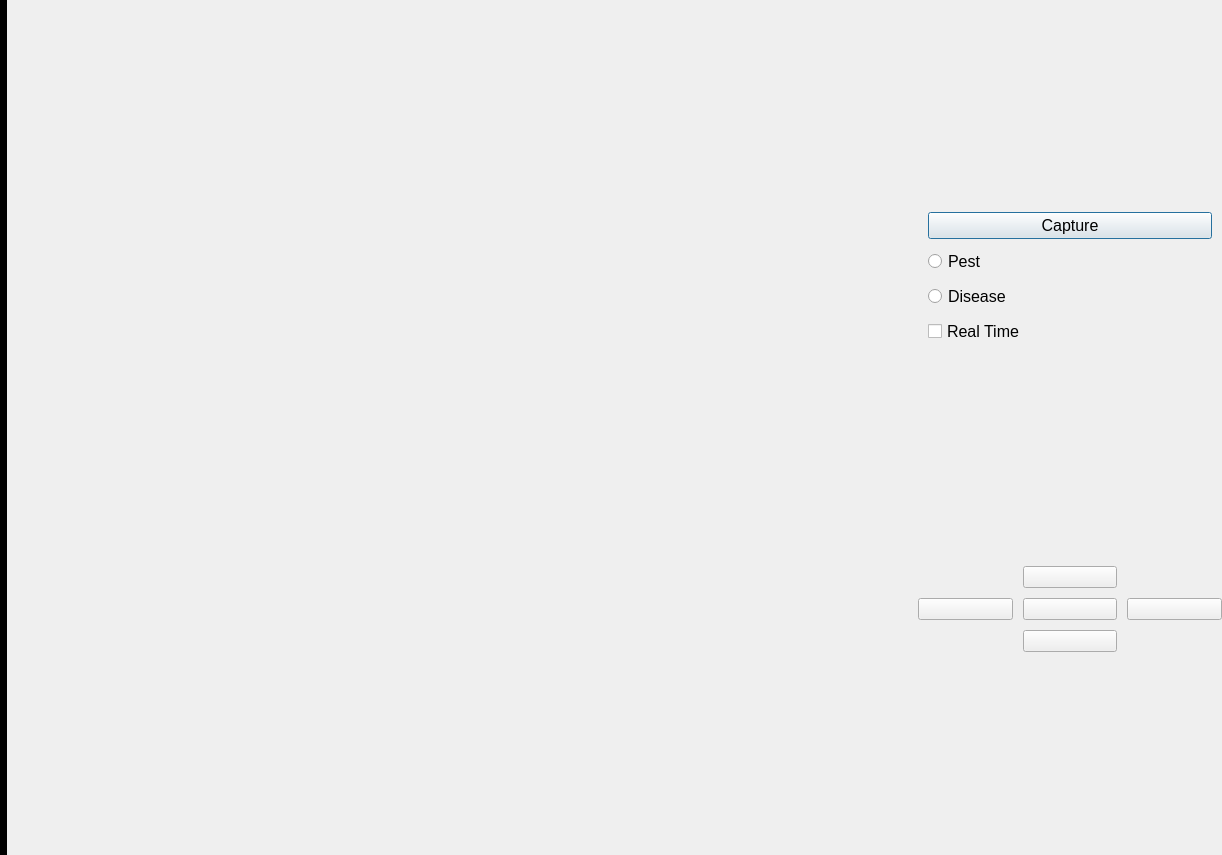
The window that gui/src/Camera.ui (WEI22/ICMS) describes before a commit, drawn with Qt 5.
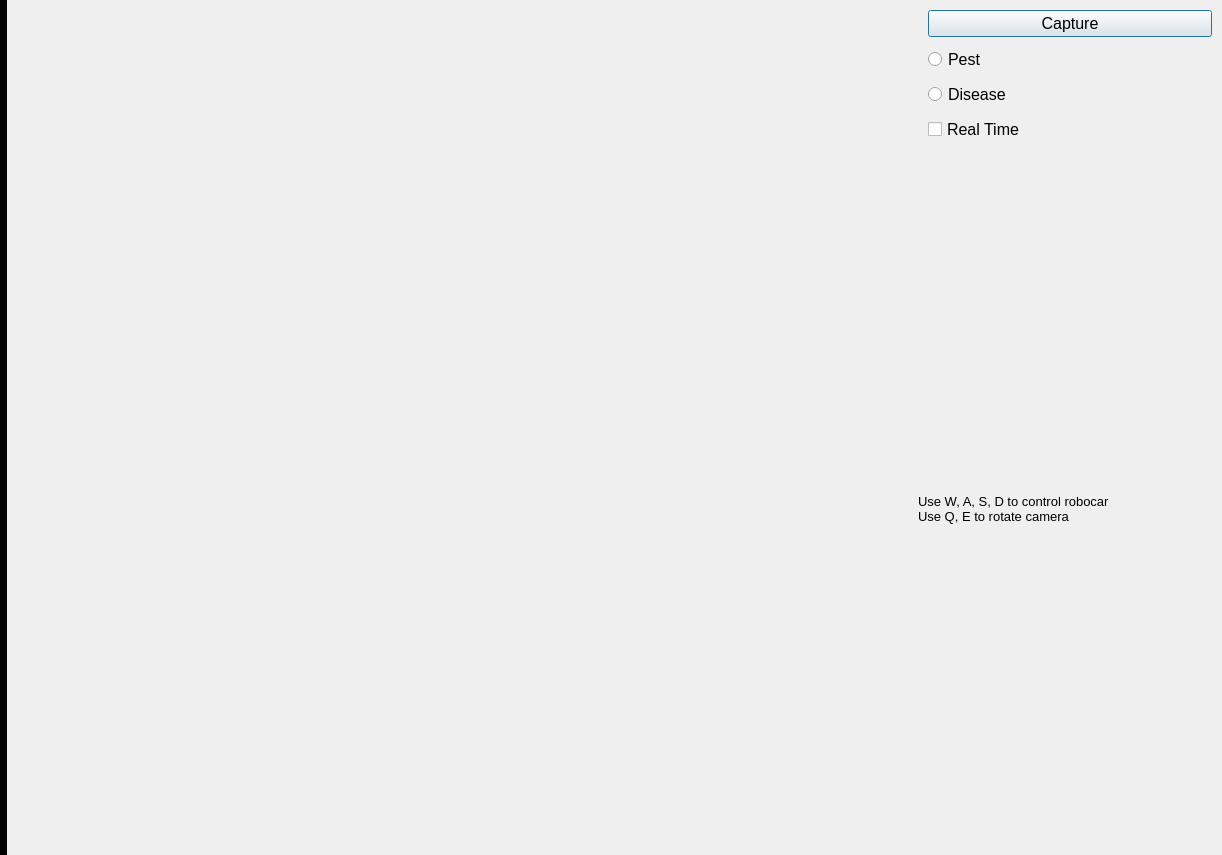
The same window after the commit. Icons and pictures are not drawn. Custom widgets are drawn as their Qt base class.

Commit message: Remove controller from GUI, Added servo control

```diff
--- a/gui/src/Camera.ui
+++ b/gui/src/Camera.ui
@@ -183,7 +183,7 @@
       </widget>
      </item>
      <item>
-      <layout class="QVBoxLayout" name="verticalLayout_4" stretch="3,1">
+      <layout class="QVBoxLayout" name="verticalLayout_4" stretch="3,0">
        <property name="spacing">
         <number>10</number>
        </property>
@@ -255,73 +255,17 @@
         </layout>
        </item>
        <item>
-        <layout class="QHBoxLayout" name="horizontalLayout">
-         <property name="spacing">
-          <number>10</number>
+        <widget class="QLabel" name="instruction_text">
+         <property name="font">
+          <font>
+           <pointsize>10</pointsize>
+          </font>
          </property>
-         <item>
-          <widget class="QPushButton" name="left_button">
-           <property name="text">
-            <string/>
-           </property>
-           <property name="icon">
-            <iconset>
-             <normaloff>img/camera/left.png</normaloff>img/camera/left.png</iconset>
-           </property>
-          </widget>
-         </item>
-         <item>
-          <layout class="QVBoxLayout" name="verticalLayout">
-           <property name="spacing">
-            <number>10</number>
-           </property>
-           <item>
-            <widget class="QPushButton" name="up_button">
-             <property name="text">
-              <string/>
-             </property>
-             <property name="icon">
-              <iconset>
-               <normaloff>img/camera/up.png</normaloff>img/camera/up.png</iconset>
-             </property>
-            </widget>
-           </item>
-           <item>
-            <widget class="QPushButton" name="horn_button">
-             <property name="text">
-              <string/>
-             </property>
-             <property name="icon">
-              <iconset>
-               <normaloff>img/camera/stop-button.png</normaloff>img/camera/stop-button.png</iconset>
-             </property>
-            </widget>
-           </item>
-           <item>
-            <widget class="QPushButton" name="down_button">
-             <property name="text">
-              <string/>
-             </property>
-             <property name="icon">
-              <iconset>
-               <normaloff>img/camera/down.png</normaloff>img/camera/down.png</iconset>
-             </property>
-            </widget>
-           </item>
-          </layout>
-         </item>
-         <item>
-          <widget class="QPushButton" name="right_button">
-           <property name="text">
-            <string/>
-           </property>
-           <property name="icon">
-            <iconset>
-             <normaloff>img/camera/right.png</normaloff>img/camera/right.png</iconset>
-           </property>
-          </widget>
-         </item>
-        </layout>
+         <property name="text">
+          <string>Use W, A, S, D to control robocar
+Use Q, E to rotate camera</string>
+         </property>
+        </widget>
        </item>
       </layout>
      </item>
```
The commit also changes 2 other files.
